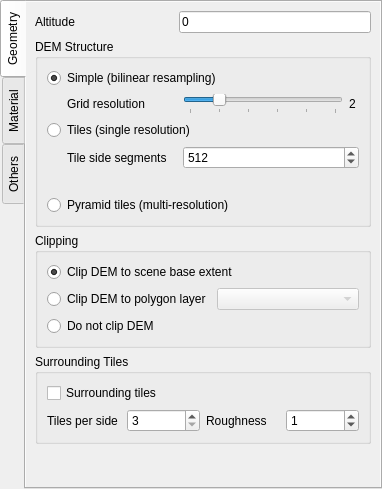
Qt form gui/ui/demproperties.ui (minorua/Qgis2threejs) before a commit.
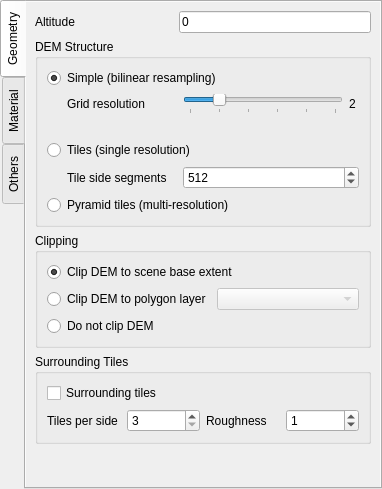
The same form after that commit. Custom widgets are drawn as their Qt base class.

Diff of the .ui file:
```diff
--- a/gui/ui/demproperties.ui
+++ b/gui/ui/demproperties.ui
@@ -170,6 +170,33 @@
                 </item>
                </layout>
               </item>
+              <item>
+               <layout class="QHBoxLayout" name="horizontalLayoutOrigVals">
+                <item>
+                 <widget class="QLabel" name="labelOrigValsIcon">
+                  <property name="alignment">
+                   <set>Qt::AlignmentFlag::AlignLeading|Qt::AlignmentFlag::AlignLeft|Qt::AlignmentFlag::AlignTop</set>
+                  </property>
+                 </widget>
+                </item>
+                <item>
+                 <widget class="QLabel" name="labelOrigVals">
+                  <property name="sizePolicy">
+                   <sizepolicy hsizetype="Preferred" vsizetype="Preferred">
+                    <horstretch>1</horstretch>
+                    <verstretch>0</verstretch>
+                   </sizepolicy>
+                  </property>
+                  <property name="styleSheet">
+                   <string notr="true">font-style:italic;</string>
+                  </property>
+                  <property name="wordWrap">
+                   <bool>true</bool>
+                  </property>
+                 </widget>
+                </item>
+               </layout>
+              </item>
               <item>
                <widget class="QRadioButton" name="radioButton_OriginalValues">
                 <property name="text">
@@ -211,16 +238,6 @@
                   </property>
                  </widget>
                 </item>
-                <item row="1" column="0" colspan="2">
-                 <widget class="QLabel" name="labelOriginalValues">
-                  <property name="styleSheet">
-                   <string notr="true">font-style:italic;</string>
-                  </property>
-                  <property name="wordWrap">
-                   <bool>true</bool>
-                  </property>
-                 </widget>
-                </item>
                </layout>
               </item>
               <item>
```
